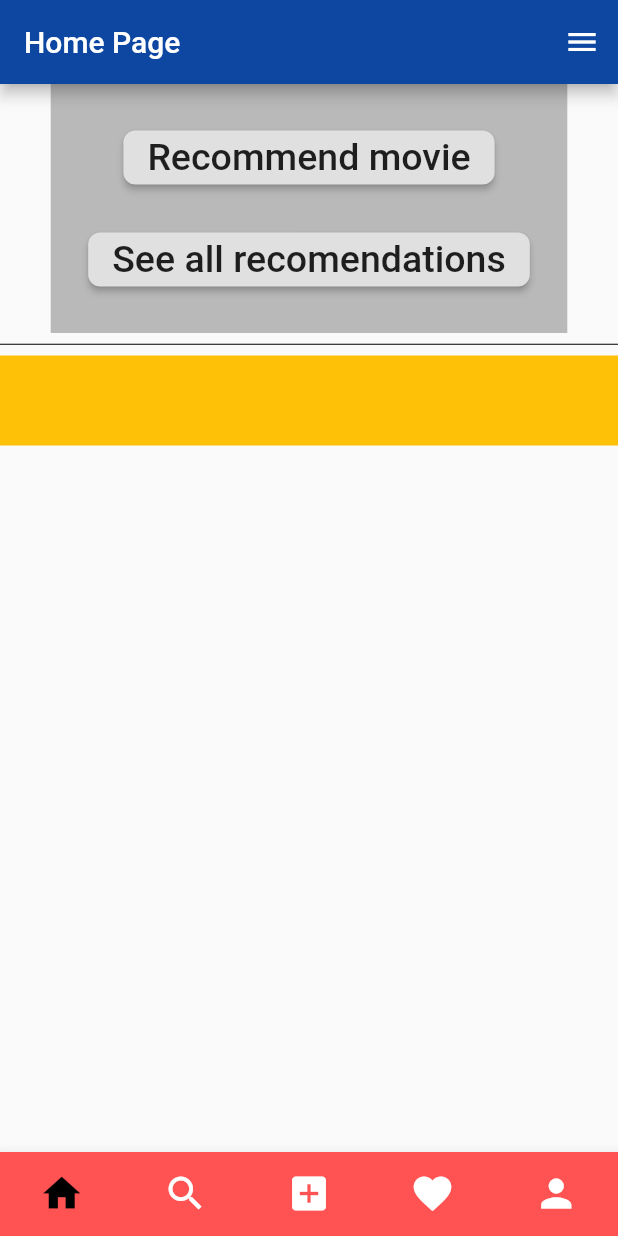
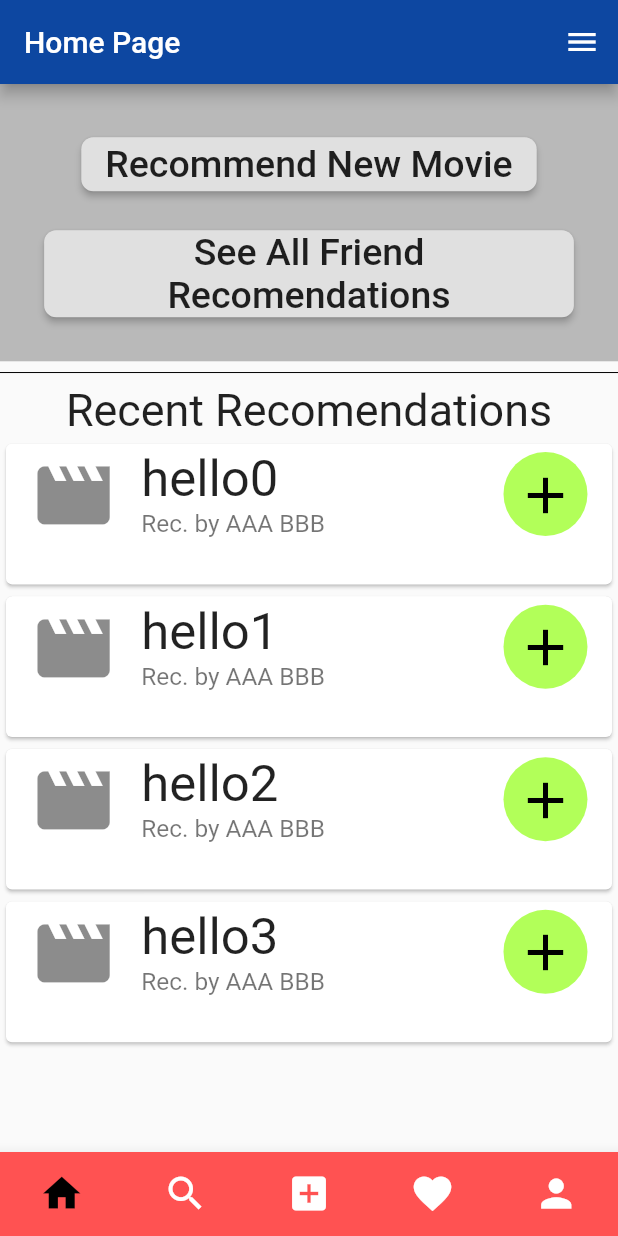
Before and after one commit to ec862/IPgroup11, a Flutter app: the screen it shows after launch, on a phone screen of 412 x 824 dp. Run offline on Flutter 3.47's test engine with Material 2 defaults, Android fonts, the phone set to English and light mode, and no system bars.

Commit message:
Initial draft(wireframe) of homepage complete. Includes 4 recent recomendation tiles at the bottom of the screen with buttons to later implement. Resizes cards, button fonts and size to fit different screens.

```diff
--- /dev/null
+++ b/lib/friendSearch.dart
@@ -0,0 +1 @@
+import 'package:flutter/material.dart';
--- a/lib/homepage.dart
+++ b/lib/homepage.dart
@@ -12,8 +12,16 @@ class _HomepageState extends State<Homepage> {
 
   @override
   Widget build(BuildContext context) {
-    return MaterialApp(
-      home: Scaffold(
+    final double headPadding = MediaQuery
+        .of(context)
+        .size
+        .height / 28;
+    final double listSize = MediaQuery
+        .of(context)
+        .size
+        .height / 8.1;
+
+    return Scaffold(
       appBar: AppBar(
         backgroundColor: Colors.blue[900],
         title: Text('Home Page'),
@@ -28,12 +36,11 @@ class _HomepageState extends State<Homepage> {
       ),
 
       //*******START OF NON-TEMPLATE***************
-        body: Container(
-            child: Column(
+      body: Column(
         children: <Widget>[
           Container(
             color: Colors.black26,
-              padding: const EdgeInsets.all(25),
+            padding: EdgeInsets.all(headPadding),
             child: Column(
               children: <Widget>[
                 RaisedButton(
@@ -41,7 +48,7 @@ class _HomepageState extends State<Homepage> {
                   splashColor: Colors.deepOrangeAccent,
                   child: Container(
                       child: Text(
-                      "Recommend movie",
+                        "Recommend New Movie",
                         style: TextStyle(fontSize: 25),
                       )),
                   shape: RoundedRectangleBorder(
@@ -53,23 +60,51 @@ class _HomepageState extends State<Homepage> {
                 RaisedButton(
                     onPressed: () {},
                     splashColor: Colors.deepOrangeAccent,
-                      child: Text("See all recomendations",
-                          style: TextStyle(fontSize: 25)),
+                    child: Text("See All Friend Recomendations",
+                      style: TextStyle(fontSize: 25),
+                      textAlign: TextAlign.center,),
                     shape: RoundedRectangleBorder(
                         borderRadius: new BorderRadius.circular(8))),
               ],
             ),
           ),
+
           Divider(
             color: Colors.black,
             height: 15,
           ),
-            Container(
-              color: Colors.amber,
-              padding: const EdgeInsets.all(30),
-            )
+
+          Text("Recent Recomendations",
+            style: TextStyle(fontSize: listSize / 3.4),),
+          SizedBox(height: 1,),
+
+          Expanded(
+              child: Align(alignment: Alignment.topCenter,
+                  child: new ListView.builder(itemBuilder: (
+                      BuildContext context, int index) {
+                    return new Container(height: listSize,
+                        child: Card(child: ListTile(
+                            leading: Icon(Icons.movie, size: listSize / 1.75,),
+                            title: Text("hello$index",
+                              style: TextStyle(fontSize: listSize / 3),),
+                            subtitle: Text("Rec. by AAA BBB",
+                                style: TextStyle(fontSize: listSize / 6.25)),
+                            trailing: Container(child: Ink(
+                              decoration: const ShapeDecoration(
+                                color: Colors.lightGreenAccent,
+                                shape: CircleBorder(),),
+                              child: IconButton(icon: Icon(Icons.add),
+                                color: Colors.black,
+                                onPressed: () {
+                                  print("here$index");
+                                },
+                                iconSize: listSize / 2.5,),),
+                            ))));
+                  }, itemCount: 4,)
+              ))
         ],
-        )),
+      ),
+
       // **********END OF NON-TEMPLATE************
 
       bottomNavigationBar: BottomNavigationBar(
@@ -108,8 +143,6 @@ class _HomepageState extends State<Homepage> {
               title: Text('')),
         ],
       ),
-      ),
-      debugShowCheckedModeBanner: false,
     );
   }
 }
--- a/lib/main.dart
+++ b/lib/main.dart
@@ -2,4 +2,15 @@ import 'package:flutter/material.dart';
 import 'package:template/homepage.dart';
 import 'homepage.dart';
 
-void main() => runApp(Homepage());
+void main() => runApp(App());
+
+class App extends StatelessWidget {
+  @override
+  Widget build(BuildContext context) {
+    return MaterialApp(
+      title: 'Title',
+      home: Homepage(),
+      debugShowCheckedModeBanner: false,
+    );
+  }
+}
```
Lines whose indentation alone changed are shown as unchanged.
